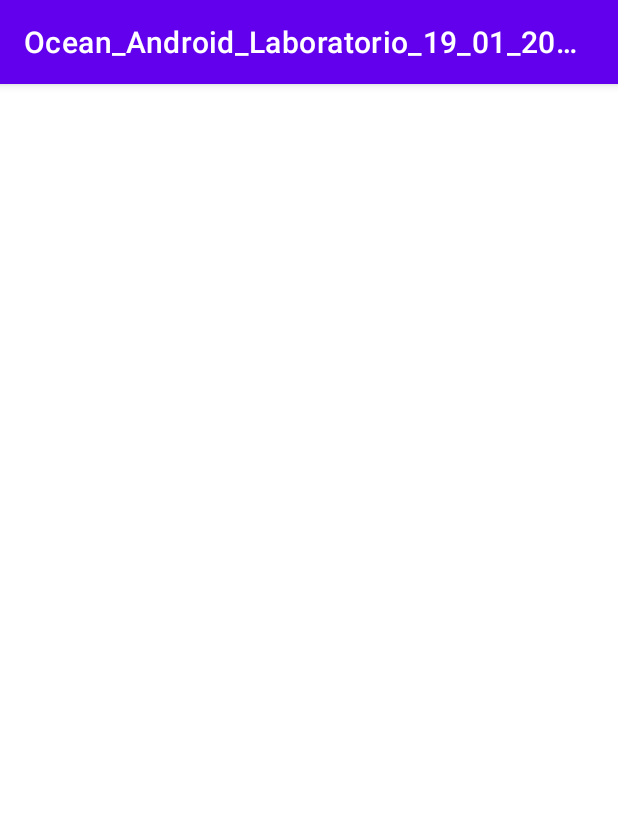
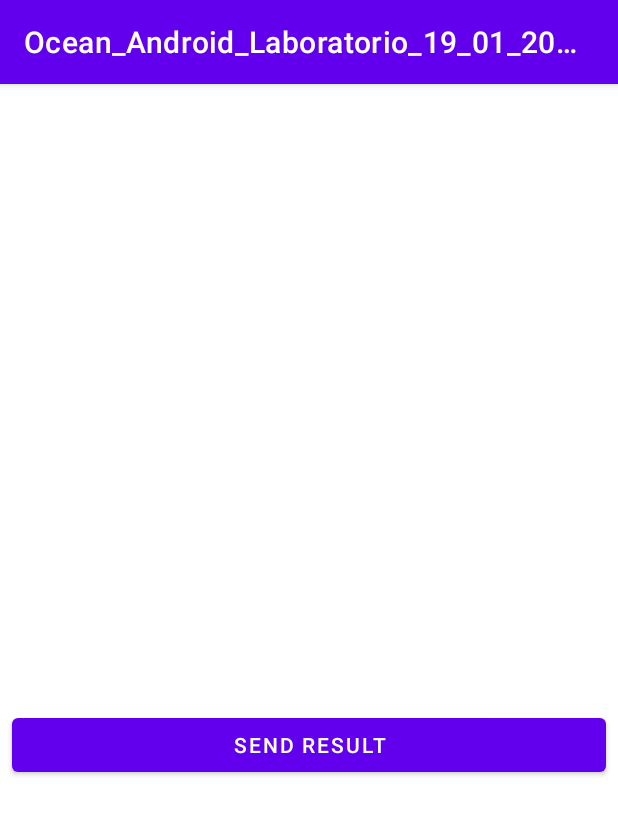
Before and after one commit to paulosalvatore/Ocean_Android_Laboratorio_19_01_2021, an Android app: the ResultActivity screen opened directly, with no data from a screen before it, on a phone screen of 412 x 824 dp. Shown: the top 815 px of the screen. Run offline under Robolectric (Android 15) with nearby library versions, the phone set to English and light mode, and no system bars.

Commit message:
Botão EnviarResultado criado

```diff
--- a/app/src/main/res/layout/activity_result.xml
+++ b/app/src/main/res/layout/activity_result.xml
@@ -16,4 +16,18 @@
         app:layout_constraintEnd_toEndOf="parent"
         app:layout_constraintStart_toStartOf="parent"
         app:layout_constraintTop_toTopOf="parent" />
+
+    <Button
+        android:id="@+id/btEnviarResultado"
+        android:layout_width="0dp"
+        android:layout_height="wrap_content"
+        android:layout_marginStart="8dp"
+        android:layout_marginLeft="8dp"
+        android:layout_marginTop="8dp"
+        android:layout_marginEnd="8dp"
+        android:layout_marginRight="8dp"
+        android:text="@string/send_result"
+        app:layout_constraintEnd_toEndOf="parent"
+        app:layout_constraintStart_toStartOf="parent"
+        app:layout_constraintTop_toBottomOf="@+id/textView" />
 </androidx.constraintlayout.widget.ConstraintLayout>
--- a/app/src/main/res/values/strings.xml
+++ b/app/src/main/res/values/strings.xml
@@ -5,4 +5,5 @@
     <string name="send">Send</string>
     <string name="open_result_screen">Open Result Screen</string>
     <string name="hello_name">Hello, %1$s!</string>
+    <string name="send_result">Send Result</string>
 </resources>
```
Also changed, not shown: 1 other file.
